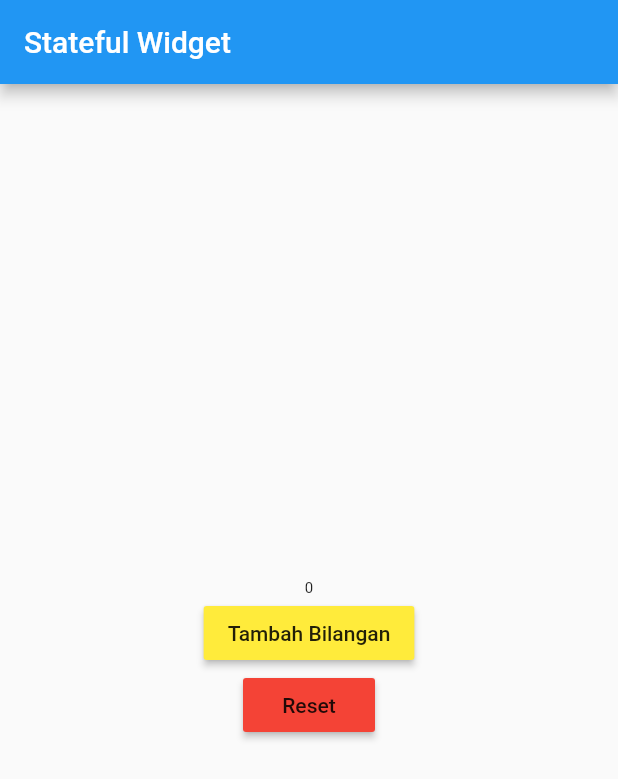
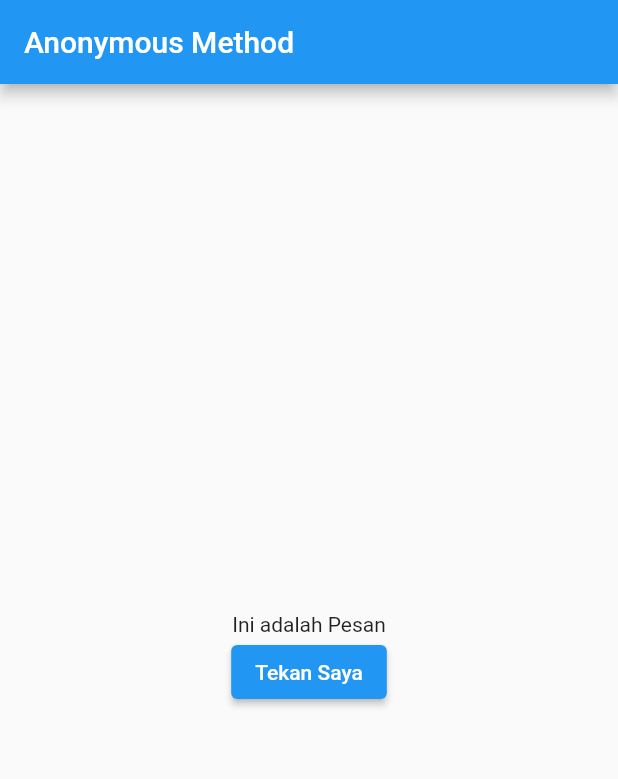
Before and after one commit to askaerlangga/belajar_flutter_dasar, a Flutter app: the screen it shows after launch, on a phone screen of 412 x 824 dp. Shown: the top 779 px of the screen. Run offline on Flutter 3.47's test engine with Material 2 defaults, Android fonts, the phone set to English and light mode, and no system bars.

Commit message:
Anonymous Method

```diff
--- a/lib/main.dart
+++ b/lib/main.dart
@@ -13,44 +13,28 @@ class MyApp extends StatefulWidget {
 }
 
 class _MyAppState extends State<MyApp> {
-  int angka = 0;
-  void tekanTombol(){
-    //Mengubah tampilan menjadi state saat ini
-    setState(() {
-      angka += 1;
-    });
-  }
-  void tekanTombolReset(){
-    setState(() {
-      angka = 0;
-    });
-  }
+  String pesan = 'Ini adalah Pesan';
+
   @override
   Widget build(BuildContext context) {
     return MaterialApp(
       home: Scaffold(
-        appBar: AppBar(title: Text('Stateful Widget')),
+        appBar: AppBar(title: Text('Anonymous Method')),
         body: Center(
-          child: Column(
-            mainAxisAlignment: MainAxisAlignment.center,
-            children: <Widget>[
-              Text(
-                angka.toString(),
-                style: TextStyle(fontSize: 10 + angka.toDouble()),
-              ),
-              MaterialButton(
-                onPressed: tekanTombol,
-                child: Text('Tambah Bilangan'),
-                color: Colors.yellow,
-              ),
-              MaterialButton(
-                onPressed: tekanTombolReset,
-                child: Text('Reset'),
-                color: Colors.red,
-              ),
-            ],
-          ),
-        ),
+            child: Column(
+          mainAxisAlignment: MainAxisAlignment.center,
+          children: <Widget>[
+            Text(pesan),
+            ElevatedButton(
+              onPressed: () {
+                setState(() {
+                  pesan = 'Tombol ditekan';
+                });
+              },
+              child: Text('Tekan Saya'),
+            )
+          ],
+        )),
       ),
     );
   }
```
